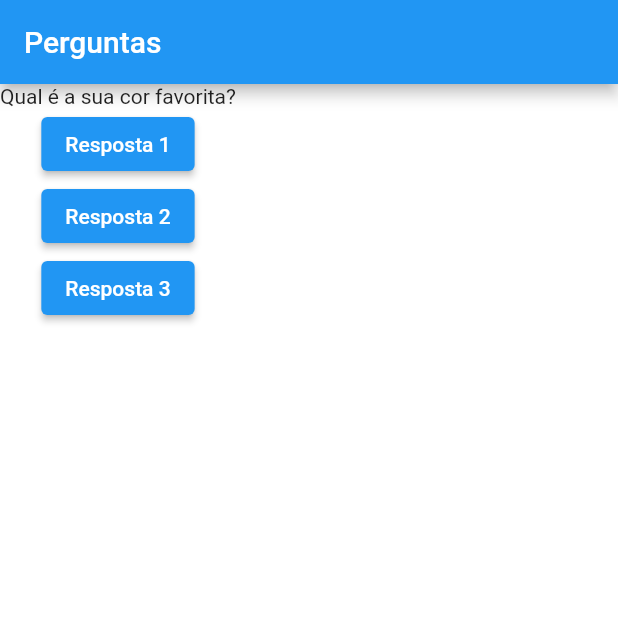
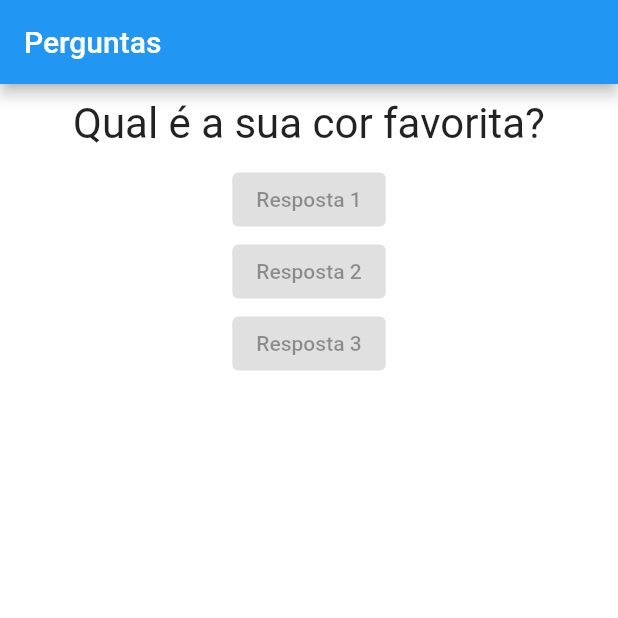
Before and after one commit to lucasSouzaWebDev/flutter-questions, a Flutter app: the screen it shows after launch, on a phone screen of 412 x 824 dp, the top half of it. Run offline on Flutter 3.47's test engine with Material 2 defaults, Android fonts, the phone set to English and light mode, and no system bars.

Commit message:
Created answer widget.

```diff
--- /dev/null
+++ b/lib/answer.dart
@@ -0,0 +1,15 @@
+import 'package:flutter/material.dart';
+
+class Answer extends StatelessWidget {
+  final String text;
+
+  const Answer(this.text, {super.key});
+
+  @override
+  Widget build(BuildContext context) {
+    return ElevatedButton(
+      child: Text(text),
+      onPressed: null,
+    );
+  }
+}
--- a/lib/main.dart
+++ b/lib/main.dart
@@ -1,5 +1,6 @@
 import 'package:flutter/material.dart';
 import './question.dart';
+import './answer.dart';
 
 void main() => runApp(QuestionApp());
 
@@ -26,18 +27,9 @@ class _QuestionAppState extends State<QuestionApp> {
         body: Column(
           children: [
             Question(questions[_questionSelected]),
-            ElevatedButton(
-              child: Text('Resposta 1'),
-              onPressed: _answer,
-            ),
-            ElevatedButton(
-              child: Text('Resposta 2'),
-              onPressed: _answer,
-            ),
-            ElevatedButton(
-              child: Text('Resposta 3'),
-              onPressed: _answer,
-            ),
+            Answer('Resposta 1'),
+            Answer('Resposta 2'),
+            Answer('Resposta 3'),
           ],
         ),
         backgroundColor: Color(0xFFFFFFFF),
--- a/lib/question.dart
+++ b/lib/question.dart
@@ -1,14 +1,23 @@
 import 'package:flutter/material.dart';
 
 class Question extends StatelessWidget {
-
   final String text;
 
   Question(this.text, {super.key});
 
-
   @override
   Widget build(BuildContext context) {
-    return Text(text);
+    return Container(
+      width: double.infinity,
+      margin: EdgeInsets.all(10),
+      child: Text(
+        text,
+        style: TextStyle(
+          fontSize: 28,
+
+        ),
+        textAlign: TextAlign.center,
+      ),
+    );
   }
 }
```
